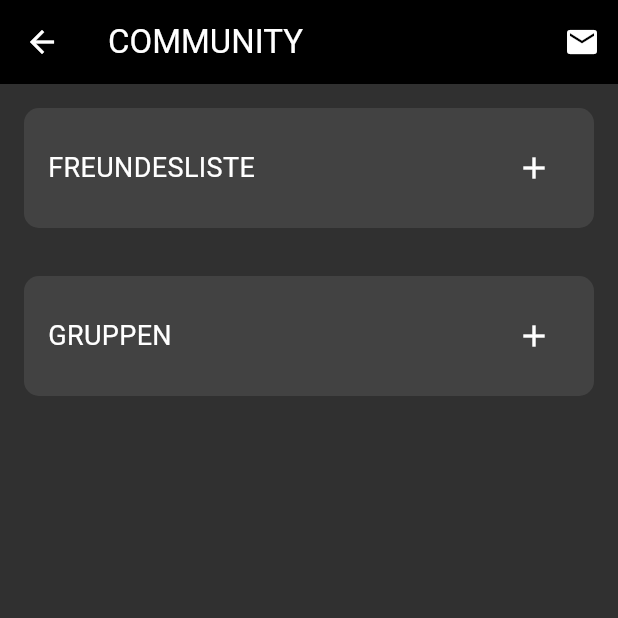
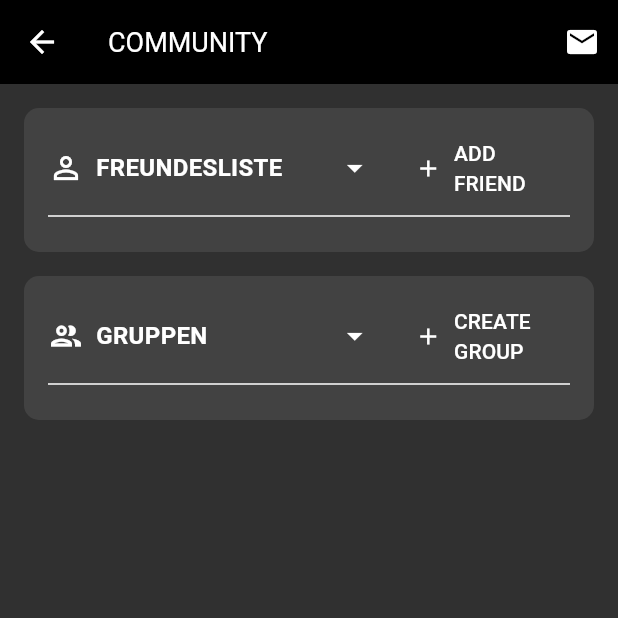
Before and after one commit to Charl1eHarper/Programmieren2, a Flutter app: the CommunityPage screen opened by its route, on a phone screen of 412 x 824 dp, the top half of it. Run offline on Flutter 3.47's test engine with Material 3 defaults, Android fonts, the phone set to English and light mode, and no system bars; our stand-ins replace google_maps_flutter.

Commit message:
add DropDown Placeholder for CommunityPage

```diff
--- a/lib/pages/community.dart
+++ b/lib/pages/community.dart
@@ -1,6 +1,17 @@
 import 'package:flutter/material.dart';
 
-class CommunityPage extends StatelessWidget {
+class CommunityPage extends StatefulWidget {
+  @override
+  _CommunityPageState createState() => _CommunityPageState();
+}
+
+class _CommunityPageState extends State<CommunityPage> {
+  bool showFriendsDropdown = false;
+  bool showGroupsDropdown = false;
+
+  final List<String> friends = ['Friend 1', 'Friend 2', 'Friend 3'];
+  final List<String> groups = ['Group 1', 'Group 2'];
+
   @override
   Widget build(BuildContext context) {
     return Scaffold(
@@ -9,75 +20,172 @@ class CommunityPage extends StatelessWidget {
         leading: IconButton(
           icon: Icon(Icons.arrow_back, color: Colors.white),
           onPressed: () {
-            // Handle back button press
-            // Navigate back to the previous page
             Navigator.pop(context);
           },
         ),
-        title: Text('COMMUNITY', style: TextStyle(color: Colors.white)),
+        title: Text('COMMUNITY', style: TextStyle(color: Colors.white, fontSize: 18)),
         actions: [
           IconButton(
             icon: Icon(Icons.email, color: Colors.white),
             onPressed: () {
               // Handle email button press
-              // Add your email logic here
             },
           ),
         ],
       ),
       body: Container(
         color: Colors.grey[850],
+        padding: EdgeInsets.all(16.0),
         child: Column(
+          crossAxisAlignment: CrossAxisAlignment.stretch,
           children: [
-            Container(
-              margin: EdgeInsets.all(16.0),
-              padding: EdgeInsets.all(16.0),
-              decoration: BoxDecoration(
-                color: Colors.grey[800],
-                borderRadius: BorderRadius.circular(10.0),
-              ),
-              child: Row(
-                mainAxisAlignment: MainAxisAlignment.spaceBetween,
-                children: [
-                  Text(
-                    'FREUNDESLISTE',
-                    style: TextStyle(color: Colors.white, fontSize: 18),
-                  ),
-                  IconButton(
-                    icon: Icon(Icons.add, color: Colors.white),
-                    onPressed: () {
-                      // Handle add friend button press
-                    },
-                  ),
-                ],
-              ),
+            buildSectionWithButtonAndDropdown(
+              icon: Icons.person_outline,
+              title: 'FREUNDESLISTE',
+              buttonText: 'ADD FRIEND',
+              showDropdown: showFriendsDropdown,
+              onButtonPressed: () {
+                // Handle Add Friend button press
+              },
+              onDropdownToggle: () {
+                setState(() {
+                  showFriendsDropdown = !showFriendsDropdown;
+                });
+              },
+              titleFontSize: 16.0,
+              dropdownContent: buildFriendsDropdownContent(),
             ),
-            Container(
-              margin: EdgeInsets.all(16.0),
-              padding: EdgeInsets.all(16.0),
-              decoration: BoxDecoration(
-                color: Colors.grey[800],
-                borderRadius: BorderRadius.circular(10.0),
-              ),
-              child: Row(
-                mainAxisAlignment: MainAxisAlignment.spaceBetween,
-                children: [
-                  Text(
-                    'GRUPPEN',
-                    style: TextStyle(color: Colors.white, fontSize: 18),
-                  ),
-                  IconButton(
-                    icon: Icon(Icons.add, color: Colors.white),
-                    onPressed: () {
-                      // Handle create group button press
-                    },
-                  ),
-                ],
-              ),
+            SizedBox(height: 16.0),
+
+            buildSectionWithButtonAndDropdown(
+              icon: Icons.group_outlined,
+              title: 'GRUPPEN',
+              buttonText: 'CREATE GROUP',
+              showDropdown: showGroupsDropdown,
+              onButtonPressed: () {
+                // Handle Create Group button press
+              },
+              onDropdownToggle: () {
+                setState(() {
+                  showGroupsDropdown = !showGroupsDropdown;
+                });
+              },
+              titleFontSize: 16.0,
+              dropdownContent: buildGroupsDropdownContent(),
             ),
           ],
         ),
       ),
     );
   }
+
+  Widget buildSectionWithButtonAndDropdown({
+    required IconData icon,
+    required String title,
+    required String buttonText,
+    required bool showDropdown,
+    required VoidCallback onButtonPressed,
+    required VoidCallback onDropdownToggle,
+    required double titleFontSize,
+    required Widget dropdownContent,
+  }) {
+    return Container(
+      padding: EdgeInsets.all(16.0),
+      decoration: BoxDecoration(
+        color: Colors.grey[800],
+        borderRadius: BorderRadius.circular(10.0),
+      ),
+      child: Column(
+        crossAxisAlignment: CrossAxisAlignment.stretch,
+        children: [
+          Row(
+            children: [
+              Icon(icon, color: Colors.white),
+              SizedBox(width: 8.0),
+              Expanded(
+                flex: 4,
+                child: Text(
+                  title,
+                  style: TextStyle(
+                    color: Colors.white,
+                    fontSize: titleFontSize,
+                    fontWeight: FontWeight.bold,
+                  ),
+                ),
+              ),
+              IconButton(
+                icon: Icon(
+                  showDropdown ? Icons.arrow_drop_up : Icons.arrow_drop_down,
+                  color: Colors.white,
+                ),
+                onPressed: onDropdownToggle,
+              ),
+              SizedBox(width: 8.0),
+              Flexible(
+                flex: 3,
+                child: TextButton.icon(
+                  onPressed: onButtonPressed,
+                  style: TextButton.styleFrom(
+                    padding: EdgeInsets.symmetric(horizontal: 8.0),
+                  ),
+                  icon: Icon(Icons.add, color: Colors.white, size: 18.0),
+                  label: Text(buttonText, style: TextStyle(color: Colors.white, fontSize: 14.0)),
+                ),
+              ),
+            ],
+          ),
+          Divider(color: Colors.white, thickness: 1),
+          AnimatedSize(
+            duration: const Duration(milliseconds: 300),
+            curve: Curves.easeInOut,
+            child: showDropdown ? dropdownContent : SizedBox.shrink(),
+          ),
+        ],
+      ),
+    );
+  }
+
+  Widget buildFriendsDropdownContent() {
+    return Container(
+      padding: EdgeInsets.all(8.0),
+      margin: EdgeInsets.only(top: 8.0),
+      decoration: BoxDecoration(
+        color: Colors.grey[700],
+        borderRadius: BorderRadius.circular(10.0),
+      ),
+      child: Column(
+        crossAxisAlignment: CrossAxisAlignment.stretch,
+        children: friends.map((friend) {
+          return ListTile(
+            title: Text(friend, style: TextStyle(color: Colors.white)),
+            onTap: () {
+              // Handle friend item tap
+            },
+          );
+        }).toList(),
+      ),
+    );
+  }
+
+  Widget buildGroupsDropdownContent() {
+    return Container(
+      padding: EdgeInsets.all(8.0),
+      margin: EdgeInsets.only(top: 8.0),
+      decoration: BoxDecoration(
+        color: Colors.grey[700],
+        borderRadius: BorderRadius.circular(10.0),
+      ),
+      child: Column(
+        crossAxisAlignment: CrossAxisAlignment.stretch,
+        children: groups.map((group) {
+          return ListTile(
+            title: Text(group, style: TextStyle(color: Colors.white)),
+            onTap: () {
+              // Handle group item tap
+            },
+          );
+        }).toList(),
+      ),
+    );
+  }
 }
```
